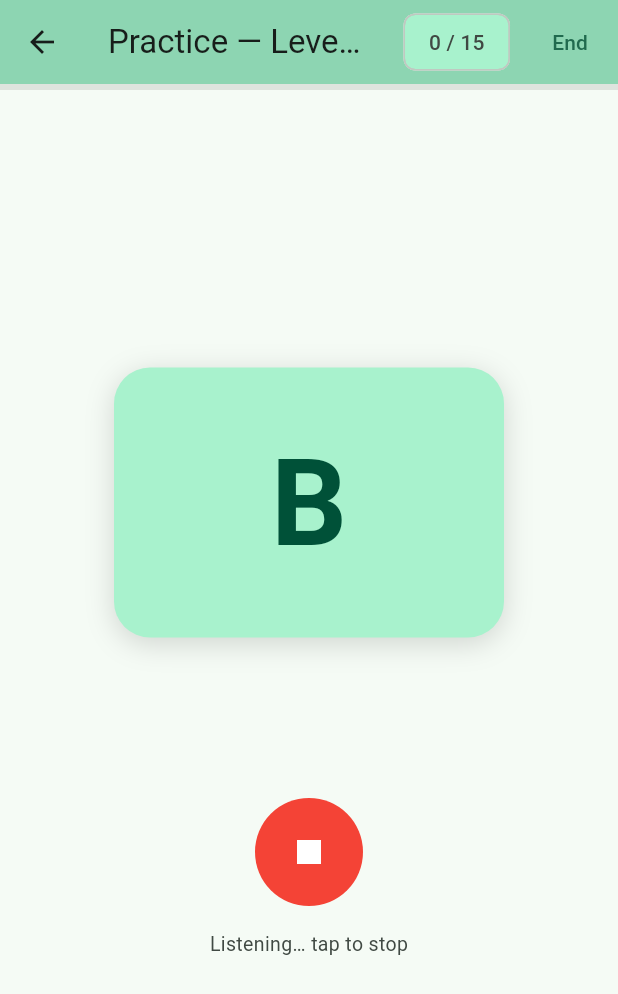
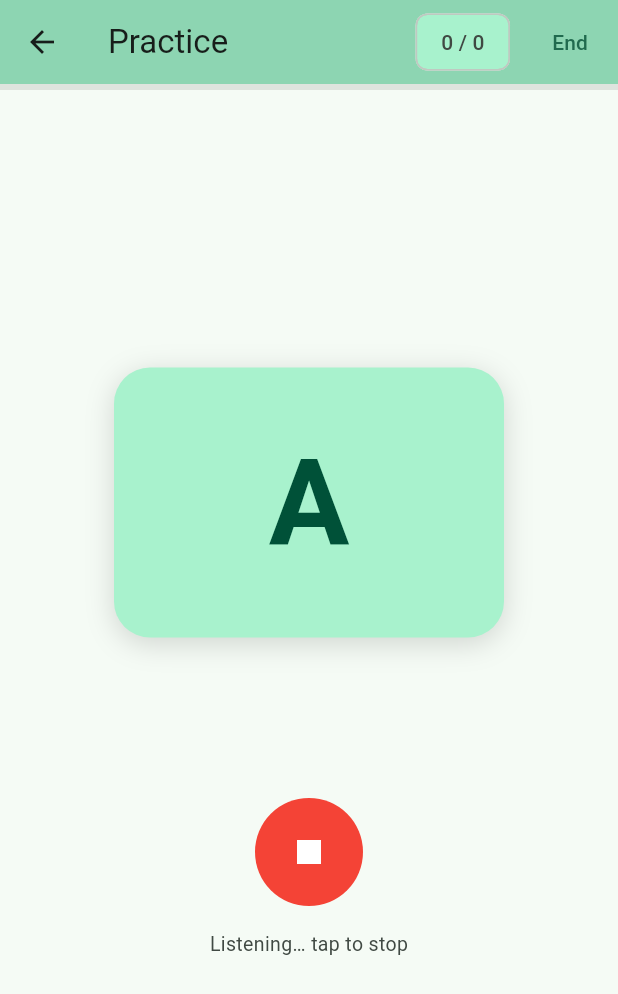
Before and after one commit to TheCodeDaniel/gemma_san, a Flutter app: the PracticeScreen screen opened directly with empty values, after a tap on the "mic" icon, on a phone screen of 412 x 824 dp. Shown: the top 994 px of the screen. Run offline on Flutter 3.47's test engine with Material 3 defaults, Android fonts, the phone set to English and light mode, and no system bars; our stand-ins replace flutter_riverpod, flutter_tts, permission_handler, sqflite; missing offline and left inert: flutter_gemma, record, whisper_flutter_new; accounts and stored records are empty.

Commit message:
feat: implement adaptive practice with SRS scheduling and SQLite persistence

```diff
--- /dev/null
+++ b/lib/data/app_database.dart
@@ -0,0 +1,26 @@
+import 'package:sqflite/sqflite.dart';
+
+class AppDatabase {
+  static Database? _db;
+
+  static Future<Database> get() async {
+    _db ??= await openDatabase('gemma_san.db', version: 1, onCreate: _create);
+    return _db!;
+  }
+
+  static Future<void> _create(Database db, int version) async {
+    await db.execute('''
+      CREATE TABLE practice_items (
+        item_id        TEXT NOT NULL,
+        child_id       TEXT NOT NULL,
+        mastery_score  REAL NOT NULL DEFAULT 0.0,
+        last_seen_at   INTEGER,
+        next_review_at INTEGER,
+        correct_streak INTEGER NOT NULL DEFAULT 0,
+        total_attempts INTEGER NOT NULL DEFAULT 0,
+        wrong_attempts INTEGER NOT NULL DEFAULT 0,
+        PRIMARY KEY (item_id, child_id)
+      )
+    ''');
+  }
+}
--- /dev/null
+++ b/lib/data/practice_progress_dao.dart
@@ -0,0 +1,99 @@
+import 'package:flutter/foundation.dart';
+import 'package:sqflite/sqflite.dart';
+
+class ItemProgress {
+  const ItemProgress({
+    required this.itemId,
+    required this.childId,
+    this.masteryScore = 0.0,
+    this.lastSeenAt,
+    this.nextReviewAt,
+    this.correctStreak = 0,
+    this.totalAttempts = 0,
+    this.wrongAttempts = 0,
+  });
+
+  final String itemId;
+  final String childId;
+  final double masteryScore;
+  final int? lastSeenAt;
+  final int? nextReviewAt;
+  final int correctStreak;
+  final int totalAttempts;
+  final int wrongAttempts;
+
+  ItemProgress copyWith({
+    double? masteryScore,
+    int? lastSeenAt,
+    int? nextReviewAt,
+    int? correctStreak,
+    int? totalAttempts,
+    int? wrongAttempts,
+  }) => ItemProgress(
+    itemId: itemId,
+    childId: childId,
+    masteryScore: masteryScore ?? this.masteryScore,
+    lastSeenAt: lastSeenAt ?? this.lastSeenAt,
+    nextReviewAt: nextReviewAt ?? this.nextReviewAt,
+    correctStreak: correctStreak ?? this.correctStreak,
+    totalAttempts: totalAttempts ?? this.totalAttempts,
+    wrongAttempts: wrongAttempts ?? this.wrongAttempts,
+  );
+
+  Map<String, dynamic> toMap() => {
+    'item_id': itemId,
+    'child_id': childId,
+    'mastery_score': masteryScore,
+    'last_seen_at': lastSeenAt,
+    'next_review_at': nextReviewAt,
+    'correct_streak': correctStreak,
+    'total_attempts': totalAttempts,
+    'wrong_attempts': wrongAttempts,
+  };
+
+  factory ItemProgress.fromMap(Map<String, dynamic> m) => ItemProgress(
+    itemId: m['item_id'] as String,
+    childId: m['child_id'] as String,
+    masteryScore: (m['mastery_score'] as num).toDouble(),
+    lastSeenAt: m['last_seen_at'] as int?,
+    nextReviewAt: m['next_review_at'] as int?,
+    correctStreak: m['correct_streak'] as int,
+    totalAttempts: m['total_attempts'] as int,
+    wrongAttempts: m['wrong_attempts'] as int,
+  );
+}
+
+class PracticeProgressDao {
+  PracticeProgressDao(this._db);
+
+  final Database _db;
+
+  Future<Map<String, ItemProgress>> loadAll(String childId) async {
+    final rows = await _db.query('practice_items', where: 'child_id = ?', whereArgs: [childId]);
+    return {for (final r in rows) r['item_id'] as String: ItemProgress.fromMap(r)};
+  }
+
+  Future<void> save(ItemProgress p) async {
+    await _db.insert('practice_items', p.toMap(), conflictAlgorithm: ConflictAlgorithm.replace);
+  }
+
+  Future<void> debugDump(String childId) async {
+    final rows = await _db.query(
+      'practice_items',
+      where: 'child_id = ?',
+      whereArgs: [childId],
+      orderBy: 'mastery_score DESC',
+    );
+    debugPrint('[PracticeDB] ${rows.length} rows for child=$childId:');
+    for (final r in rows) {
+      final next = r['next_review_at'] != null
+          ? DateTime.fromMillisecondsSinceEpoch(r['next_review_at'] as int).toLocal().toString()
+          : 'null';
+      debugPrint(
+        '[PracticeDB]  ${r['item_id']}: mastery=${(r['mastery_score'] as num).toStringAsFixed(2)}'
+        ' streak=${r['correct_streak']} attempts=${r['total_attempts']}/${r['wrong_attempts']}'
+        ' next=$next',
+      );
+    }
+  }
+}
--- a/lib/features/practice/practice_screen.dart
+++ b/lib/features/practice/practice_screen.dart
@@ -1,4 +1,3 @@
-import 'dart:async';
 import 'dart:math' as math;
 
 import 'package:flutter/material.dart';
@@ -6,10 +5,10 @@ import 'package:flutter/services.dart';
 import 'package:path_provider/path_provider.dart';
 import 'package:record/record.dart';
 
+import '../../data/app_database.dart';
 import '../../services/stt/stt_service.dart';
 import 'practice_service.dart';
 
-const _hardcodedLevel = 1;
 const _maxTriesPerItem = 2;
 
 enum _Phase { ready, recording, evaluating, feedback }
@@ -35,7 +34,7 @@ class _PracticeScreenState extends State<PracticeScreen> {
   @override
   void initState() {
     super.initState();
-    _loadCurriculum();
+    _initService();
   }
 
   @override
@@ -44,8 +43,9 @@ class _PracticeScreenState extends State<PracticeScreen> {
     super.dispose();
   }
 
-  Future<void> _loadCurriculum() async {
-    await _service.loadLevel(_hardcodedLevel, rootBundle);
+  Future<void> _initService() async {
+    final db = await AppDatabase.get();
+    await _service.initialize('default', rootBundle, db);
     if (mounted) setState(() => _loaded = true);
   }
 
@@ -72,12 +72,10 @@ class _PracticeScreenState extends State<PracticeScreen> {
     String transcribed = '';
     try {
       final path = await _recorder.stop();
-      if (path != null) {
-        transcribed = await widget.sttService.transcribe(path);
-      }
+      if (path != null) transcribed = await widget.sttService.transcribe(path);
     } catch (_) {}
 
-    final result = _service.evaluate(transcribed);
+    final result = await _service.evaluate(transcribed);
 
     setState(() {
       _lastCorrect = result.correct;
@@ -85,23 +83,23 @@ class _PracticeScreenState extends State<PracticeScreen> {
       _phase = _Phase.feedback;
     });
 
-    final delay = result.correct ? 700 : 800;
-    await Future.delayed(Duration(milliseconds: delay));
+    await Future.delayed(Duration(milliseconds: result.correct ? 700 : 800));
     if (!mounted) return;
 
     if (result.correct || _service.tries >= _maxTriesPerItem) {
       _service.advance();
     }
 
+    if (!_service.hasMore) await _service.debugDump();
+
     setState(() => _phase = _Phase.ready);
   }
 
   void _endPractice() => Navigator.of(context).pop();
 
-  void _restartPractice() {
-    _service.loadLevel(_hardcodedLevel, rootBundle).then((_) {
-      if (mounted) setState(() {});
-    });
+  Future<void> _restartPractice() async {
+    setState(() => _loaded = false);
+    await _initService();
   }
 
   @override
@@ -111,12 +109,7 @@ class _PracticeScreenState extends State<PracticeScreen> {
     }
 
     if (!_service.hasMore) {
-      return _SummaryScreen(
-        score: _service.score,
-        total: _service.total,
-        onRestart: _restartPractice,
-        onBack: _endPractice,
-      );
+      return _SummaryScreen(stats: _service.sessionStats, onRestart: _restartPractice, onBack: _endPractice);
     }
 
     final item = _service.currentItem!;
@@ -125,12 +118,12 @@ class _PracticeScreenState extends State<PracticeScreen> {
 
     return Scaffold(
       appBar: AppBar(
-        title: Text('Practice — Level $_hardcodedLevel'),
+        title: const Text('Practice'),
         backgroundColor: cs.inversePrimary,
         actions: [
           Padding(
             padding: const EdgeInsets.symmetric(horizontal: 8),
-            child: Chip(label: Text('${_service.score} / ${_service.total}'), backgroundColor: cs.primaryContainer),
+            child: Chip(label: Text('${_service.score} / ${_service.tried}'), backgroundColor: cs.primaryContainer),
           ),
           TextButton(onPressed: _endPractice, child: const Text('End')),
         ],
@@ -138,10 +131,7 @@ class _PracticeScreenState extends State<PracticeScreen> {
       body: SafeArea(
         child: Column(
           children: [
-            LinearProgressIndicator(
-              value: _service.currentIndex / _service.total,
-              backgroundColor: cs.surfaceContainerHighest,
-            ),
+            LinearProgressIndicator(value: _service.tried / 15, backgroundColor: cs.surfaceContainerHighest),
             Expanded(
               child: Column(
                 mainAxisAlignment: MainAxisAlignment.center,
@@ -289,17 +279,16 @@ class _MicButton extends StatelessWidget {
 }
 
 class _SummaryScreen extends StatelessWidget {
-  const _SummaryScreen({required this.score, required this.total, required this.onRestart, required this.onBack});
+  const _SummaryScreen({required this.stats, required this.onRestart, required this.onBack});
 
-  final int score;
-  final int total;
+  final SessionStats stats;
   final VoidCallback onRestart;
   final VoidCallback onBack;
 
   @override
   Widget build(BuildContext context) {
     final cs = Theme.of(context).colorScheme;
-    final pct = total == 0 ? 0 : (score * 100 ~/ total);
+    final pct = stats.itemsPracticed == 0 ? 0 : (stats.correct * 100 ~/ stats.itemsPracticed);
     final message = pct == 100
         ? 'You don pass all! You too much!'
         : pct >= 70
@@ -315,13 +304,22 @@ class _SummaryScreen extends StatelessWidget {
             mainAxisSize: MainAxisSize.min,
             children: [
               Text(
-                '$score / $total',
+                '${stats.correct} / ${stats.itemsPracticed}',
                 style: Theme.of(context).textTheme.displayLarge?.copyWith(fontWeight: FontWeight.bold),
               ),
-              const SizedBox(height: 8),
+              const SizedBox(height: 4),
               Text('correct', style: TextStyle(color: cs.onSurfaceVariant)),
+              const SizedBox(height: 20),
+              Text(message, textAlign: TextAlign.center, style: const TextStyle(fontSize: 18)),
               const SizedBox(height: 24),
-              Text(message, textAlign: TextAlign.center, style: const TextStyle(fontSize: 18)),
+              Row(
+                mainAxisAlignment: MainAxisAlignment.center,
+                children: [
+                  _StatChip(icon: Icons.star, label: '${stats.masteredToday} mastered', color: Colors.amber),
+                  const SizedBox(width: 8),
+                  _StatChip(icon: Icons.schedule, label: '${stats.reviewTomorrow} tomorrow', color: Colors.blue),
+                ],
+              ),
               const SizedBox(height: 40),
               FilledButton(onPressed: onRestart, child: const Text('Try Again')),
               const SizedBox(height: 12),
@@ -333,3 +331,33 @@ class _SummaryScreen extends StatelessWidget {
     );
   }
 }
+
+class _StatChip extends StatelessWidget {
+  const _StatChip({required this.icon, required this.label, required this.color});
+  final IconData icon;
+  final String label;
+  final Color color;
+
+  @override
+  Widget build(BuildContext context) {
+    return Container(
+      padding: const EdgeInsets.symmetric(horizontal: 12, vertical: 6),
+      decoration: BoxDecoration(
+        color: color.withValues(alpha: 0.12),
+        borderRadius: BorderRadius.circular(20),
+        border: Border.all(color: color.withValues(alpha: 0.4)),
+      ),
+      child: Row(
+        mainAxisSize: MainAxisSize.min,
+        children: [
+          Icon(icon, size: 14, color: color),
+          const SizedBox(width: 4),
+          Text(
+            label,
+            style: TextStyle(fontSize: 12, color: color, fontWeight: FontWeight.w600),
+          ),
+        ],
+      ),
+    );
+  }
+}
--- a/lib/features/practice/practice_service.dart
+++ b/lib/features/practice/practice_service.dart
@@ -1,7 +1,12 @@
 import 'dart:convert';
 import 'dart:math';
 
+import 'package:flutter/foundation.dart';
 import 'package:flutter/services.dart';
+import 'package:sqflite/sqflite.dart';
+
+import '../../data/practice_progress_dao.dart';
+import 'scheduler.dart';
 
 class PhonicsItem {
   const PhonicsItem({
@@ -17,11 +22,11 @@ class PhonicsItem {
   final int difficulty;
 
   factory PhonicsItem.fromJson(Map<String, dynamic> json) => PhonicsItem(
-    id: json['id'] as String,
-    promptText: json['prompt_text'] as String,
-    expectedPronunciation: json['expected_pronunciation'] as String,
-    difficulty: json['difficulty'] as int,
-  );
+        id: json['id'] as String,
+        promptText: json['prompt_text'] as String,
+        expectedPronunciation: json['expected_pronunciation'] as String,
+        difficulty: json['difficulty'] as int,
+      );
 }
 
 class EvalResult {
@@ -32,58 +37,105 @@ class EvalResult {
   final String transcribed;
 }
 
+class SessionStats {
+  const SessionStats({
+    required this.itemsPracticed,
+    required this.correct,
+    required this.masteredToday,
+    required this.reviewTomorrow,
+  });
+
+  final int itemsPracticed;
+  final int correct;
+  final int masteredToday;
+  final int reviewTomorrow;
+}
+
 class PracticeService {
-  List<PhonicsItem> _items = [];
-  int _index = 0;
-  int _score = 0;
-  int _tries = 0;
-
   static const _correctFeedback = ['You get am!', 'Correct! Well done!', 'Na correct!'];
   static const _incorrectFeedback = ['Try am again!', 'No worry, say am one more time.'];
+
+  Scheduler? _scheduler;
+  PracticeProgressDao? _dao;
+  String _childId = 'default';
+
+  PhonicsItem? _current;
+  int _tries = 0;
+  int _score = 0;
+  int _attempted = 0;
+  int _masteredThisSession = 0;
+  final Set<String> _reviewTomorrow = {};
 
   int _correctCycle = 0;
   int _incorrectCycle = 0;
 
-  PhonicsItem? get currentItem => _index < _items.length ? _items[_index] : null;
-  bool get hasMore => _index < _items.length;
+  PhonicsItem? get currentItem => _current;
+  bool get hasMore => _current != null;
   int get score => _score;
-  int get total => _items.length;
-  int get currentIndex => _index;
+  int get tried => _attempted;
   int get tries => _tries;
 
-  Future<void> loadLevel(int level, AssetBundle bundle) async {
+  SessionStats get sessionStats => SessionStats(
+        itemsPracticed: _attempted,
+        correct: _score,
+        masteredToday: _masteredThisSession,
+        reviewTomorrow: _reviewTomorrow.length,
+      );
+
+  Future<void> initialize(String childId, AssetBundle bundle, Database db) async {
+    _childId = childId;
+    _dao = PracticeProgressDao(db);
+
     final raw = await bundle.loadString('assets/data/phonics_curriculum.json');
     final data = jsonDecode(raw) as Map<String, dynamic>;
-    final levels = data['levels'] as List;
-    final levelData =
-        levels.firstWhere((l) => (l as Map<String, dynamic>)['level'] == level, orElse: () => levels.first)
-            as Map<String, dynamic>;
+    final allItems = (data['levels'] as List)
+        .expand((l) => (l as Map<String, dynamic>)['items'] as List)
+        .map((i) => PhonicsItem.fromJson(i as Map<String, dynamic>))
+        .toList();
 
-    final items = (levelData['items'] as List).map((i) => PhonicsItem.fromJson(i as Map<String, dynamic>)).toList();
+    final progress = await _dao!.loadAll(childId);
+    _scheduler = Scheduler(allItems, progress);
+    _score = 0;
+    _attempted = 0;
+    _tries = 0;
+    _masteredThisSession = 0;
+    _reviewTomorrow.clear();
 
-    items.shuffle(Random());
-    _items = items;
-    _index = 0;
-    _score = 0;
-    _tries = 0;
+    _pickNext();
   }
 
-  EvalResult evaluate(String transcribed) {
-    final item = currentItem;
+  Future<EvalResult> evaluate(String transcribed) async {
+    final item = _current;
     if (item == null) {
       return const EvalResult(correct: false, feedback: '', transcribed: '');
     }
 
     final correct = _fuzzyMatch(item.expectedPronunciation, transcribed);
+    final scheduler = _scheduler!;
+    final dao = _dao!;
+
+    final existing = scheduler.progress[item.id] ??
+        ItemProgress(itemId: item.id, childId: _childId);
+
+    final updated = correct ? scheduler.applyCorrect(existing) : scheduler.applyWrong(existing);
+    scheduler.updateProgress(item.id, updated);
+
+    // Persist immediately — crash-safe.
+    await dao.save(updated);
 
     if (correct) {
       _score++;
+      _tries = 0;
+      if (updated.masteryScore >= 0.8 && existing.masteryScore < 0.8) {
+        _masteredThisSession++;
+      }
       final feedback = _correctFeedback[_correctCycle % _correctFeedback.length];
       _correctCycle++;
-      _tries = 0;
       return EvalResult(correct: true, feedback: feedback, transcribed: transcribed);
     } else {
       _tries++;
+      // Track items scheduled for tomorrow (wrong 2nd+ time).
+      if (updated.wrongAttempts >= 2) _reviewTomorrow.add(item.id);
       final feedback = _incorrectFeedback[_incorrectCycle % _incorrectFeedback.length];
       _incorrectCycle++;
       return EvalResult(correct: false, feedback: feedback, transcribed: transcribed);
@@ -91,11 +143,30 @@ class PracticeService {
   }
 
   void advance() {
-    _index++;
+    _attempted++;
     _tries = 0;
+    _pickNext();
   }
 
-  // ── Fuzzy matching ─────────────────────────────────────────────────────────
+  Future<void> debugDump() async => _dao?.debugDump(_childId);
+
+  void _pickNext() {
+    final scheduler = _scheduler;
+    if (scheduler == null) {
+      _current = null;
+      return;
+    }
+    final next = scheduler.nextItem();
+    if (next != null) {
+      final isNew = !scheduler.hasProgress(next.id);
+      scheduler.recordShown();
+      if (isNew) scheduler.recordNewItem();
+      debugPrint('[Practice] next item: ${next.id} (${next.promptText})');
+    }
+    _current = next;
+  }
+
+  // ── Fuzzy matching (unchanged) ─────────────────────────────────────────────
 
   static bool _fuzzyMatch(String expected, String raw) {
     final e = _normalize(expected);
@@ -104,14 +175,12 @@ class PracticeService {
     if (e.isEmpty) return false;
     if (t == e || t.contains(e)) return true;
 
-    // Check each word in transcription against expected; take the best distance.
     final words = t.split(RegExp(r'\s+'));
-    final best = words.fold<int>(999, (min, word) {
+    final best = words.fold<int>(999, (best, word) {
       final d = _levenshtein(e, word);
-      return d < min ? d : min;
+      return d < best ? d : best;
     });
 
-    // Threshold: length 1 → 0, ≤4 → 1, ≤6 → 2, >6 → 3.
     final threshold = switch (e.length) {
       1 => 0,
       <= 4 => 1,
@@ -121,7 +190,8 @@ class PracticeService {
     return best <= threshold;
   }
 
-  static String _normalize(String s) => s.toLowerCase().replaceAll(RegExp(r'[^a-z\s]'), '').trim();
+  static String _normalize(String s) =>
+      s.toLowerCase().replaceAll(RegExp(r'[^a-z\s]'), '').trim();
 
   static int _levenshtein(String a, String b) {
     if (a == b) return 0;
@@ -129,12 +199,8 @@ class PracticeService {
     if (b.isEmpty) return a.length;
 
     final dp = List.generate(a.length + 1, (i) => List.filled(b.length + 1, 0));
-    for (var i = 0; i <= a.length; i++) {
-      dp[i][0] = i;
-    }
-    for (var j = 0; j <= b.length; j++) {
-      dp[0][j] = j;
-    }
+    for (var i = 0; i <= a.length; i++) { dp[i][0] = i; }
+    for (var j = 0; j <= b.length; j++) { dp[0][j] = j; }
 
     for (var i = 1; i <= a.length; i++) {
       for (var j = 1; j <= b.length; j++) {
--- /dev/null
+++ b/lib/features/practice/scheduler.dart
@@ -0,0 +1,119 @@
+import '../../data/practice_progress_dao.dart';
+import '../practice/practice_service.dart';
+
+// SRS review intervals after a correct answer:
+//   correct_streak == 1 → +1 hour
+//   correct_streak == 2 → +1 day
+//   correct_streak == 3 → +3 days
+//   correct_streak >= 4 → +7 days
+//
+// After a wrong answer:
+//   first wrong on item  → +5 minutes  (resurfaces within same session)
+//   second+ wrong        → +1 day      (try again tomorrow)
+//
+// Mastery scoring (0.0–1.0):
+//   correct → mastery += 0.2 * (1 - mastery)   diminishing-returns growth
+//   wrong   → mastery -= 0.3                    hard drop
+//   mastered threshold = 0.8
+
+class Scheduler {
+  static const int _maxNewPerSession = 3;
+  static const int _sessionCap = 15;
+
+  // All items available to this child (level 1, or 1+2 when level 1 is mostly mastered).
+  final List<PhonicsItem> _pool;
+  final Map<String, ItemProgress> _progress;
+
+  Map<String, ItemProgress> get progress => _progress;
+  bool hasProgress(String itemId) => _progress.containsKey(itemId);
+
+  int _newThisSession = 0;
+  int _practicedThisSession = 0;
+
+  Scheduler(List<PhonicsItem> allItems, this._progress)
+      : _pool = _buildPool(allItems, _progress);
+
+  int get practicedThisSession => _practicedThisSession;
+
+  /// Returns the next item to show, or null when the session is complete.
+  PhonicsItem? nextItem() {
+    if (_practicedThisSession >= _sessionCap) return null;
+
+    final now = DateTime.now().millisecondsSinceEpoch;
+
+    // 1. Due reviews: next_review_at <= now, not yet mastered, sorted lowest mastery first.
+    final due = _pool.where((item) {
+      final p = _progress[item.id];
+      return p != null && (p.nextReviewAt ?? 0) <= now && p.masteryScore < 0.8;
+    }).toList()
+      ..sort((a, b) => (_progress[a.id]!.masteryScore).compareTo(_progress[b.id]!.masteryScore));
+
+    if (due.isNotEmpty) return due.first;
+
+    // 2. New items (never seen), up to cap.
+    if (_newThisSession < _maxNewPerSession) {
+      final unseen = _pool.where((item) => !_progress.containsKey(item.id)).toList();
+      if (unseen.isNotEmpty) return unseen.first;
+    }
+
+    return null; // session complete
+  }
+
+  /// Call after nextItem() is accepted as the current item.
+  void recordShown() => _practicedThisSession++;
+
+  /// Call after recordShown() when the item was new (no prior progress record).
+  void recordNewItem() => _newThisSession++;
+
+  ItemProgress applyCorrect(ItemProgress p) {
+    final now = DateTime.now().millisecondsSinceEpoch;
+    final newStreak = p.correctStreak + 1;
+    final newMastery = (p.masteryScore + 0.2 * (1 - p.masteryScore)).clamp(0.0, 1.0);
+    final intervalMs = _correctInterval(newStreak);
+    return p.copyWith(
+      masteryScore: newMastery,
+      lastSeenAt: now,
+      nextReviewAt: now + intervalMs,
+      correctStreak: newStreak,
+      totalAttempts: p.totalAttempts + 1,
+    );
+  }
+
+  ItemProgress applyWrong(ItemProgress p) {
+    final now = DateTime.now().millisecondsSinceEpoch;
+    final newMastery = (p.masteryScore - 0.3).clamp(0.0, 1.0);
+    final isFirstWrong = p.wrongAttempts == 0;
+    final intervalMs = isFirstWrong
+        ? const Duration(minutes: 5).inMilliseconds
+        : const Duration(days: 1).inMilliseconds;
+    return p.copyWith(
+      masteryScore: newMastery,
+      lastSeenAt: now,
+      nextReviewAt: now + intervalMs,
+      correctStreak: 0,
+      totalAttempts: p.totalAttempts + 1,
+      wrongAttempts: p.wrongAttempts + 1,
+    );
+  }
+
+  void updateProgress(String itemId, ItemProgress p) => _progress[itemId] = p;
+
+  // ── Private ────────────────────────────────────────────────────────────────
+
+  static List<PhonicsItem> _buildPool(List<PhonicsItem> all, Map<String, ItemProgress> progress) {
+    // Always include difficulty-1 items.
+    // Mix in difficulty-2 if ≥70% of difficulty-1 items are mastered.
+    final d1 = all.where((i) => i.difficulty == 1).toList();
+    final d1Mastered = d1.where((i) => (progress[i.id]?.masteryScore ?? 0) >= 0.8).length;
+    final includeD2 = d1.isNotEmpty && d1Mastered / d1.length >= 0.7;
+
+    return all.where((i) => i.difficulty == 1 || (includeD2 && i.difficulty == 2)).toList();
+  }
+
+  static int _correctInterval(int streak) => switch (streak) {
+        1 => const Duration(hours: 1).inMilliseconds,
+        2 => const Duration(days: 1).inMilliseconds,
+        3 => const Duration(days: 3).inMilliseconds,
+        _ => const Duration(days: 7).inMilliseconds,
+      };
+}
```
Also changed, not shown: 1 other file.
